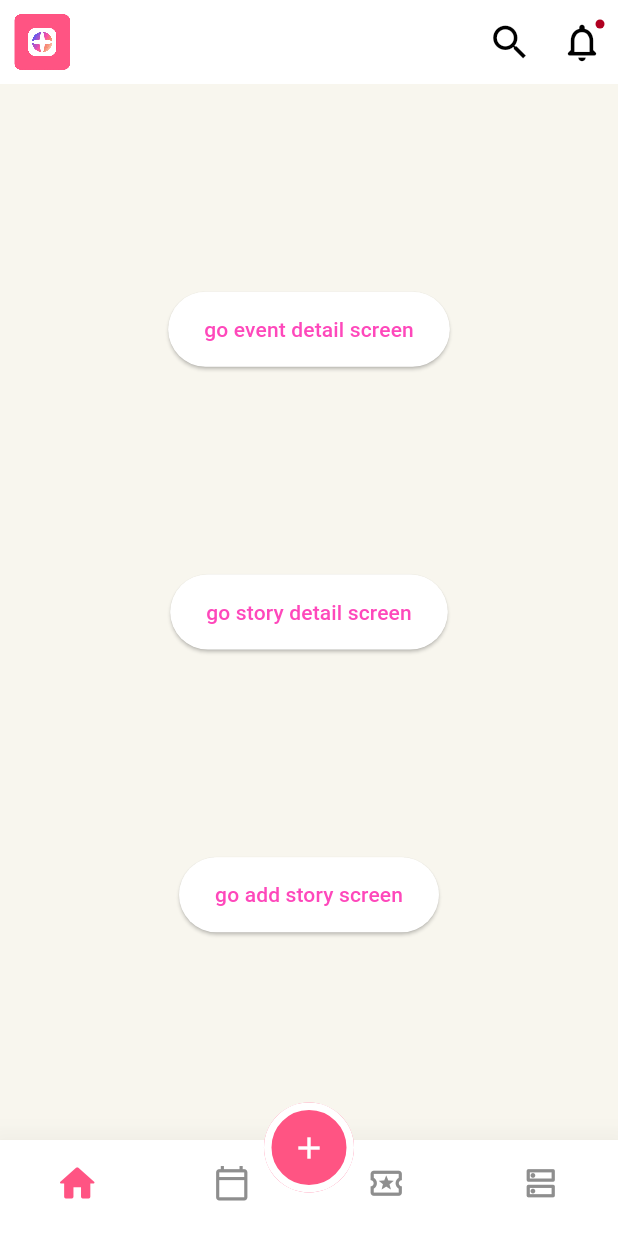
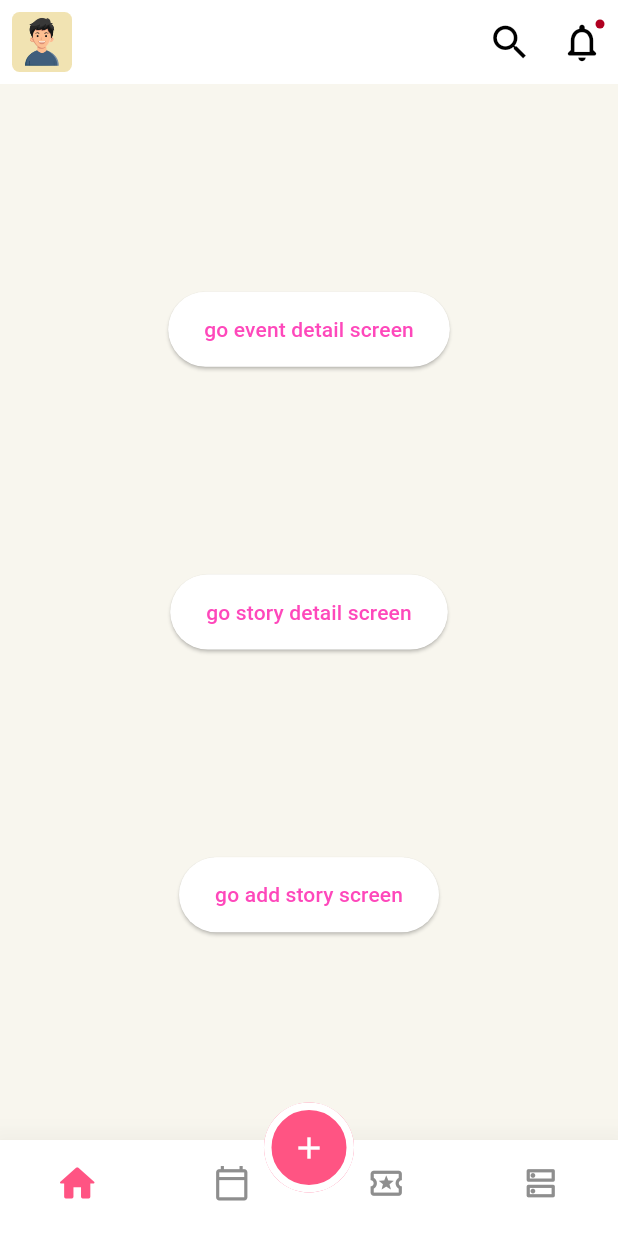
Before and after one commit to luke-nguyen-goldenowl/join_me, a Flutter app: the HomeView screen opened by its route, on a phone screen of 412 x 824 dp. Run offline on Flutter 3.47's test engine with Material 3 defaults, Android fonts, the phone set to English and light mode, and no system bars; our stand-ins replace bot_toast, cached_network_image, cloud_firestore, connectivity_plus, device_info_plus, dio and 24 more; missing offline and left inert: flutter_facebook_auth, version; accounts and stored records are empty; generated files the repository leaves out were written again; project files that could hold a hidden picture were left out.

Commit message:
update custom app bar

```diff
--- a/lib/gen/assets.gen.dart
+++ b/lib/gen/assets.gen.dart
@@ -73,12 +73,16 @@ class $AssetsSvgsGen {
 class $AssetsImagesImagesGen {
   const $AssetsImagesImagesGen();
 
+  /// File path: assets/images/images/avatar.png
+  AssetGenImage get avatar =>
+      const AssetGenImage('assets/images/images/avatar.png');
+
   /// File path: assets/images/images/logo2.png
   AssetGenImage get logo2 =>
       const AssetGenImage('assets/images/images/logo2.png');
 
   /// List of all assets
-  List<AssetGenImage> get values => [logo2];
+  List<AssetGenImage> get values => [avatar, logo2];
 }
 
 class $AssetsImagesLocaleGen {
--- a/lib/src/features/home/view/home_view.dart
+++ b/lib/src/features/home/view/home_view.dart
@@ -16,7 +16,7 @@ class HomeView extends StatelessWidget {
           },
           icon: ClipRRect(
             borderRadius: BorderRadius.circular(5.0),
-            child: Assets.images.images.logo2.image(),
+            child: Assets.images.images.avatar.image(),
           ),
           iconSize: 50,
         ),
--- a/lib/widgets/appbar/app_bar_custom.dart
+++ b/lib/widgets/appbar/app_bar_custom.dart
@@ -15,6 +15,12 @@ class AppBarCustom extends StatelessWidget implements PreferredSizeWidget {
       title: Text(
         title ?? "",
       ),
+      titleTextStyle: const TextStyle(
+        fontSize: 22,
+        fontWeight: FontWeight.bold,
+        color: AppColors.black,
+      ),
+      centerTitle: true,
       leading: leading,
       actions: actions,
     );
```
